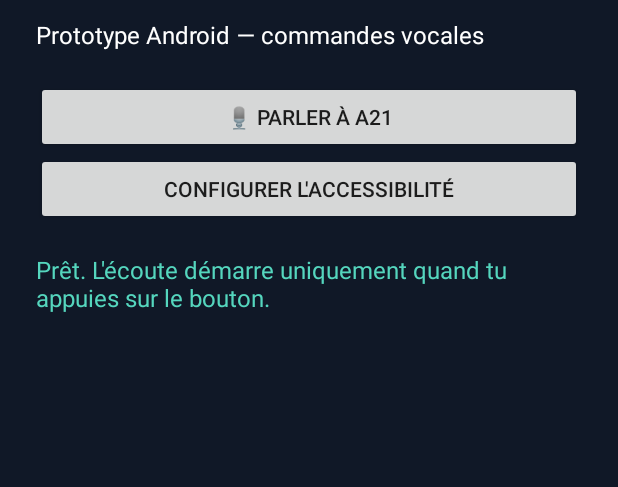
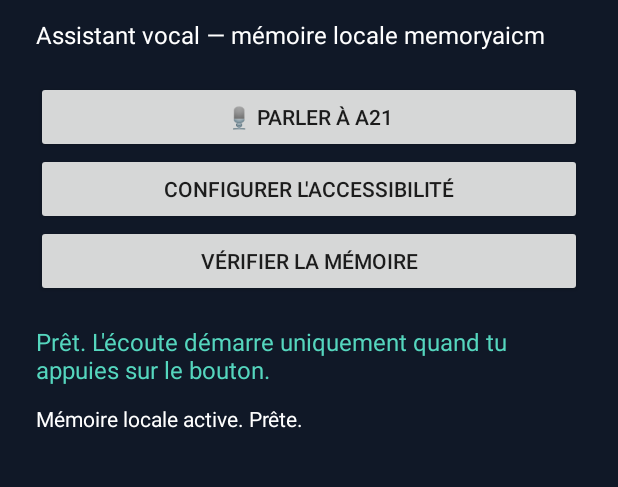
Before and after one commit to GotoRyugen/A21_assistant, an Android app: the screen it shows after launch (MainActivity), on a phone screen of 412 x 824 dp, the part 117-604 px from its top. Run offline under Robolectric (Android 15) with nearby library versions, the phone set to English and light mode, and no system bars; libraries missing offline, so code that uses them is left out: com.chaquo.python; 3 statements that could not run were skipped.

Commit message:
Connect voice input to local memoryaicm engine

```diff
--- a/app/src/main/java/fr/a21assistant/MainActivity.java
+++ b/app/src/main/java/fr/a21assistant/MainActivity.java
@@ -6,17 +6,29 @@ import android.content.Intent;
 import android.speech.RecognizerIntent;
 import android.speech.tts.TextToSpeech;
 import android.view.Gravity;
-import android.view.View;
 import android.widget.Button;
 import android.widget.LinearLayout;
 import android.widget.TextView;
+
+import com.chaquo.python.AndroidPlatform;
+import com.chaquo.python.PyObject;
+import com.chaquo.python.Python;
+
+import org.json.JSONObject;
+
 import java.util.ArrayList;
 import java.util.Locale;
+import java.util.concurrent.ExecutorService;
+import java.util.concurrent.Executors;
 
 public class MainActivity extends Activity {
     private static final int SPEECH_REQUEST = 100;
     private TextView status;
+    private TextView memoryStatus;
     private TextToSpeech tts;
+    private final ExecutorService worker = Executors.newSingleThreadExecutor();
+    private PyObject memoryBridge;
+    private boolean memoryReady = false;
 
     @Override public void onCreate(Bundle state) {
         super.onCreate(state);
@@ -37,7 +49,7 @@ public class MainActivity extends Activity {
         layout.addView(title);
 
         TextView subtitle = new TextView(this);
-        subtitle.setText("Prototype Android — commandes vocales");
+        subtitle.setText("Assistant vocal — mémoire locale memoryaicm");
         subtitle.setTextSize(16);
         subtitle.setTextColor(0xFFFFFFFF);
         subtitle.setPadding(0, 18, 0, 30);
@@ -54,13 +66,68 @@ public class MainActivity extends Activity {
         accessibility.setOnClickListener(v ->
             startActivity(new Intent("android.settings.ACCESSIBILITY_SETTINGS")));
 
+        Button memory = new Button(this);
+        memory.setText("Vérifier la mémoire");
+        layout.addView(memory);
+        memory.setOnClickListener(v -> refreshMemoryStatus());
+
         status = new TextView(this);
         status.setText("Prêt. L'écoute démarre uniquement quand tu appuies sur le bouton.");
         status.setTextColor(0xFF55D6BE);
         status.setTextSize(16);
         status.setPadding(0, 28, 0, 0);
         layout.addView(status);
+
+        memoryStatus = new TextView(this);
+        memoryStatus.setText("Initialisation de la mémoire locale...");
+        memoryStatus.setTextColor(0xFFFFFFFF);
+        memoryStatus.setTextSize(14);
+        memoryStatus.setPadding(0, 18, 0, 0);
+        layout.addView(memoryStatus);
+
         setContentView(layout);
+        worker.execute(this::initializeMemory);
+    }
+
+    private void initializeMemory() {
+        try {
+            if (!Python.isStarted()) {
+                Python.start(new AndroidPlatform(getApplicationContext()));
+            }
+            memoryBridge = Python.getInstance().getModule("a21_memory_bridge");
+            String home = getFilesDir().getAbsolutePath() + "/memoryaicm";
+            String result = memoryBridge.callAttr("initialize", home).toString();
+            memoryReady = true;
+            runOnUiThread(() -> memoryStatus.setText("Mémoire locale active. " + statusSummary(result)));
+        } catch (Exception e) {
+            memoryReady = false;
+            runOnUiThread(() -> memoryStatus.setText("Mémoire indisponible : " + e.getMessage()));
+        }
+    }
+
+    private String statusSummary(String json) {
+        try {
+            JSONObject obj = new JSONObject(json);
+            return obj.optInt("facts_active", 0) + " souvenir(s) actif(s).";
+        } catch (Exception e) {
+            return "Prête.";
+        }
+    }
+
+    private void refreshMemoryStatus() {
+        worker.execute(() -> {
+            try {
+                if (!memoryReady || memoryBridge == null) {
+                    runOnUiThread(() -> memoryStatus.setText("La mémoire n'est pas encore prête."));
+                    return;
+                }
+                String result = memoryBridge.callAttr("status").toString();
+                String summary = statusSummary(result);
+                runOnUiThread(() -> memoryStatus.setText("Mémoire locale active. " + summary));
+            } catch (Exception e) {
+                runOnUiThread(() -> memoryStatus.setText("Erreur mémoire : " + e.getMessage()));
+            }
+        });
     }
 
     private void startVoiceInput() {
@@ -82,15 +149,38 @@ public class MainActivity extends Activity {
             ArrayList<String> results = data.getStringArrayListExtra(RecognizerIntent.EXTRA_RESULTS);
             if (results != null && !results.isEmpty()) {
                 String command = results.get(0);
-                status.setText("Commande entendue : " + command
-                        + "\nLa connexion ChatGPT et l'exécution des commandes seront ajoutées ensuite.");
+                status.setText("Commande entendue : " + command + "\nEnregistrement dans la mémoire locale...");
                 if (tts != null) tts.speak("J'ai entendu : " + command,
                         TextToSpeech.QUEUE_FLUSH, null, "a21-confirm");
+
+                worker.execute(() -> {
+                    try {
+                        if (!memoryReady || memoryBridge == null) {
+                            runOnUiThread(() -> memoryStatus.setText("Mémoire en cours de démarrage. Réessaie dans un instant."));
+                            return;
+                        }
+                        String result = memoryBridge.callAttr("remember", command).toString();
+                        JSONObject obj = new JSONObject(result);
+                        String summary = obj.optString("summary", "Traitement terminé.");
+                        runOnUiThread(() -> {
+                            status.setText("Commande : " + command + "\nMémoire : " + summary);
+                            refreshMemoryStatus();
+                        });
+                    } catch (Exception e) {
+                        runOnUiThread(() -> memoryStatus.setText("Erreur mémoire : " + e.getMessage()));
+                    }
+                });
             }
         }
     }
 
     @Override protected void onDestroy() {
+        worker.execute(() -> {
+            try {
+                if (memoryBridge != null) memoryBridge.callAttr("close");
+            } catch (Exception ignored) { }
+        });
+        worker.shutdown();
         if (tts != null) { tts.stop(); tts.shutdown(); }
         super.onDestroy();
     }
```
